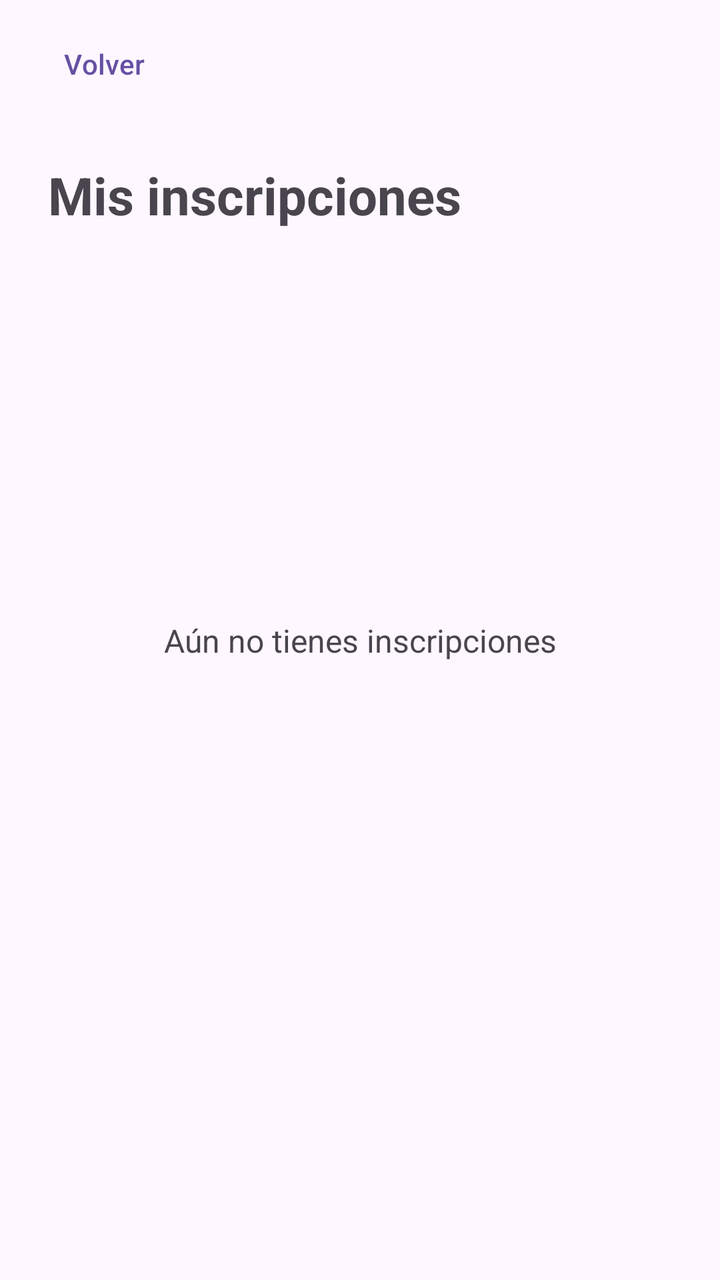
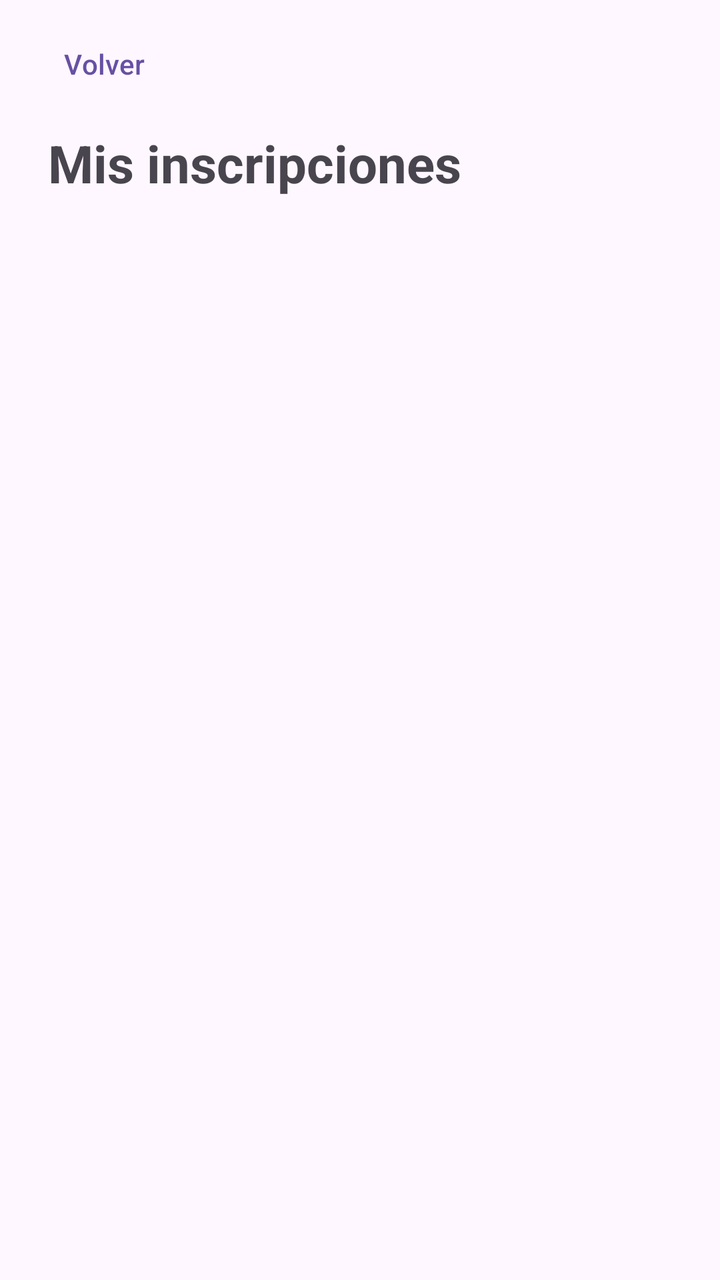

An Android layout rendered at two revisions. The XML below is the earlier revision; the diff shows what the commit changed to produce the second picture.
<!-- AndroidManifest.xml: application theme Theme.Proyecto -->
<!-- res/layout/activity_mis_inscripciones.xml -->
<?xml version="1.0" encoding="utf-8"?>
<androidx.constraintlayout.widget.ConstraintLayout xmlns:android="http://schemas.android.com/apk/res/android"
    xmlns:app="http://schemas.android.com/apk/res-auto"
    xmlns:tools="http://schemas.android.com/tools"
    android:id="@+id/main"
    android:layout_width="match_parent"
    android:layout_height="match_parent"
    tools:context=".ui.actividades.MisInscripcionesActivity">

    <com.google.android.material.button.MaterialButton
        android:id="@+id/btnVolver"
        style="?attr/borderlessButtonStyle"
        android:layout_width="wrap_content"
        android:layout_height="wrap_content"
        android:layout_marginStart="8dp"
        android:layout_marginTop="8dp"
        android:text="@string/btn_volver"
        app:layout_constraintStart_toStartOf="parent"
        app:layout_constraintTop_toTopOf="parent" />

    <TextView
        android:id="@+id/tvTituloInscripciones"
        android:layout_width="0dp"
        android:layout_height="wrap_content"
        android:layout_marginStart="24dp"
        android:layout_marginTop="24dp"
        android:layout_marginEnd="24dp"
        android:text="@string/inscripciones_titulo"
        android:textSize="26sp"
        android:textStyle="bold"
        app:layout_constraintEnd_toEndOf="parent"
        app:layout_constraintStart_toStartOf="parent"
        app:layout_constraintTop_toBottomOf="@id/btnVolver" />

    <ListView
        android:id="@+id/lvInscripciones"
        android:layout_width="0dp"
        android:layout_height="0dp"
        android:layout_marginStart="16dp"
        android:layout_marginTop="16dp"
        android:layout_marginEnd="16dp"
        android:layout_marginBottom="16dp"
        app:layout_constraintBottom_toBottomOf="parent"
        app:layout_constraintEnd_toEndOf="parent"
        app:layout_constraintStart_toStartOf="parent"
        app:layout_constraintTop_toBottomOf="@+id/tvTituloInscripciones" />

    <TextView
        android:id="@+id/tvVacio"
        android:layout_width="wrap_content"
        android:layout_height="wrap_content"
        android:text="@string/inscripciones_vacio"
        android:textSize="16sp"
        app:layout_constraintBottom_toBottomOf="parent"
        app:layout_constraintEnd_toEndOf="parent"
        app:layout_constraintStart_toStartOf="parent"
        app:layout_constraintTop_toTopOf="parent" />

</androidx.constraintlayout.widget.ConstraintLayout>
<!-- resources referenced by this layout -->
<resources>
  <string name="btn_volver">Volver</string>
  <string name="inscripciones_titulo">Mis inscripciones</string>
  <string name="inscripciones_vacio">Aún no tienes inscripciones</string>
  <style name="Theme.Proyecto" parent="Base.Theme.Proyecto" />
  <style name="Base.Theme.Proyecto" parent="Theme.Material3.DayNight.NoActionBar">
          
          
      </style>
</resources>

<!-- the commit's change to res/layout/activity_mis_inscripciones.xml (unified diff, before → after) -->
@@ -23,7 +23,7 @@
         android:layout_width="0dp"
         android:layout_height="wrap_content"
         android:layout_marginStart="24dp"
-        android:layout_marginTop="24dp"
+        android:layout_marginTop="8dp"
         android:layout_marginEnd="24dp"
         android:text="@string/inscripciones_titulo"
         android:textSize="26sp"
@@ -32,18 +32,18 @@
         app:layout_constraintStart_toStartOf="parent"
         app:layout_constraintTop_toBottomOf="@id/btnVolver" />
 
-    <ListView
-        android:id="@+id/lvInscripciones"
+    <androidx.recyclerview.widget.RecyclerView
+        android:id="@+id/rvInscripciones"
         android:layout_width="0dp"
         android:layout_height="0dp"
-        android:layout_marginStart="16dp"
+        android:layout_marginStart="8dp"
         android:layout_marginTop="16dp"
-        android:layout_marginEnd="16dp"
+        android:layout_marginEnd="8dp"
         android:layout_marginBottom="16dp"
         app:layout_constraintBottom_toBottomOf="parent"
         app:layout_constraintEnd_toEndOf="parent"
         app:layout_constraintStart_toStartOf="parent"
-        app:layout_constraintTop_toBottomOf="@+id/tvTituloInscripciones" />
+        app:layout_constraintTop_toBottomOf="@id/tvTituloInscripciones" />
 
     <TextView
         android:id="@+id/tvVacio"
@@ -51,6 +51,7 @@
         android:layout_height="wrap_content"
         android:text="@string/inscripciones_vacio"
         android:textSize="16sp"
+        android:visibility="gone"
         app:layout_constraintBottom_toBottomOf="parent"
         app:layout_constraintEnd_toEndOf="parent"
         app:layout_constraintStart_toStartOf="parent"
